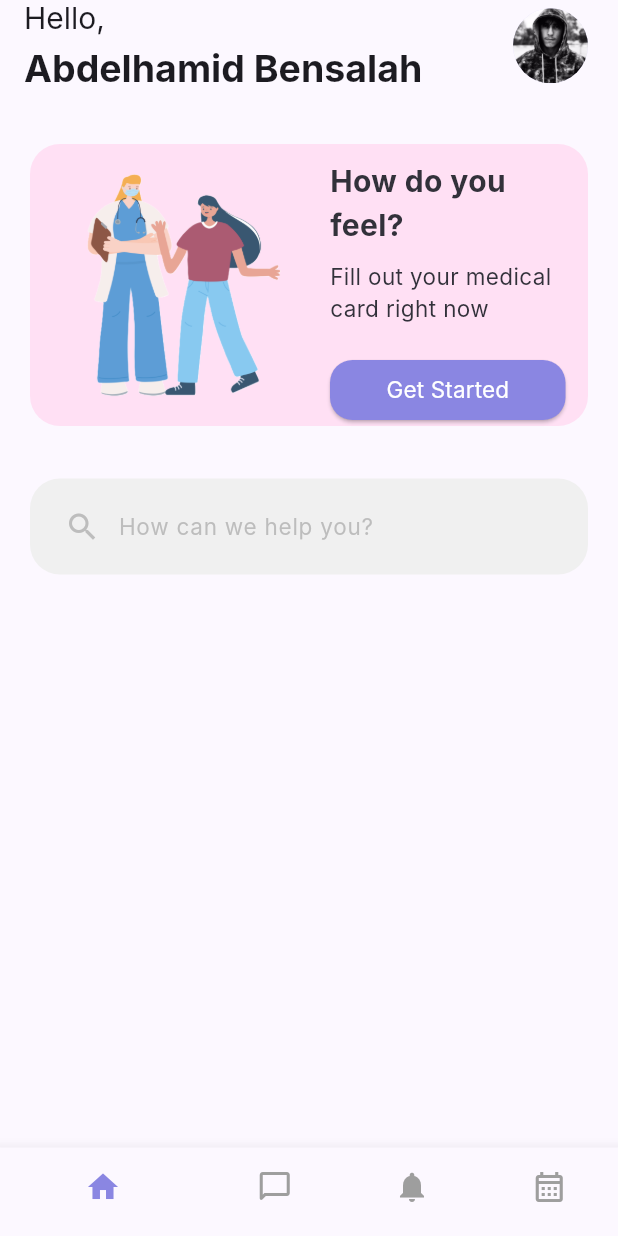
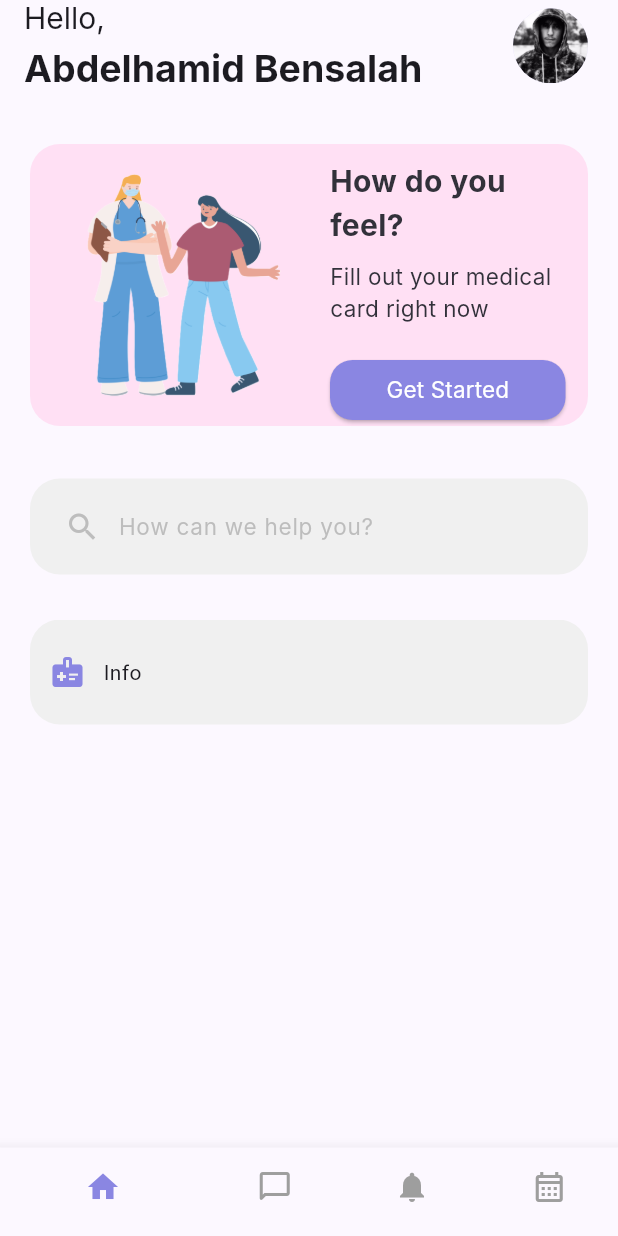
Before and after one commit to bens1001/medical_app_ui, a Flutter app: the screen it shows after launch, on a phone screen of 412 x 824 dp. Run offline on Flutter 3.47's test engine with Material 3 defaults, Android fonts, the phone set to English and light mode, and no system bars; our stand-ins replace get; Roboto replaces fonts that are missing (Inter).

Commit message:
make home screen ( pageview containers )

```diff
--- a/lib/modules/home/view.dart
+++ b/lib/modules/home/view.dart
@@ -3,6 +3,7 @@
 import 'package:medical_app_ui/modules/home/widgets/appbar_title.dart';
 import 'package:medical_app_ui/modules/home/widgets/bottom_nav_bar.dart';
 import 'package:medical_app_ui/modules/home/widgets/get_started_container.dart';
+import 'package:medical_app_ui/modules/home/widgets/pageview_containers.dart';
 import 'package:medical_app_ui/modules/home/widgets/search_bar_container.dart';
 
 class HomeScreen extends StatelessWidget {
@@ -30,6 +31,7 @@
           children: [
             GetStartedContainer(),
             SearchBarContainer(),
+            PageviewContainers(),
           ],
         ),
       ),
--- /dev/null
+++ b/lib/modules/home/widgets/pageview_container.dart
@@ -0,0 +1,40 @@
+import 'package:flutter/cupertino.dart';
+import 'package:flutter/material.dart';
+import 'package:flutter/widgets.dart';
+
+class PageviewContainer extends StatelessWidget {
+  final IconData icon;
+  final String text;
+
+  PageviewContainer({
+    super.key,
+    required IconData this.icon,
+    required String this.text,
+  });
+  @override
+  Widget build(BuildContext context) {
+    return Container(
+      padding: const EdgeInsets.only(left: 5, right: 5),
+      decoration: BoxDecoration(
+        borderRadius: BorderRadius.circular(20),
+        color: const Color.fromARGB(255, 240, 240, 240),
+      ),
+      width: double.infinity,
+      child: Padding(
+        padding: const EdgeInsets.all(8),
+        child: Row(
+          children: [
+            Icon(
+              icon,
+              color: const Color.fromARGB(255, 138, 134, 226),
+            ),
+            const SizedBox(
+              width: 12,
+            ),
+            Text(text),
+          ],
+        ),
+      ),
+    );
+  }
+}
--- /dev/null
+++ b/lib/modules/home/widgets/pageview_containers.dart
@@ -0,0 +1,35 @@
+import 'package:flutter/material.dart';
+import 'package:medical_app_ui/modules/home/widgets/pageview_container.dart';
+
+class PageviewContainers extends StatelessWidget {
+  const PageviewContainers({super.key});
+
+  @override
+  Widget build(BuildContext context) {
+    return Container(
+      padding: EdgeInsets.only(top: 30),
+      height: 100,
+      child: PageView(
+        scrollDirection: Axis.horizontal,
+        children: [
+          PageviewContainer(
+            icon: Icons.medical_information,
+            text: 'Info',
+          ),
+          PageviewContainer(
+            icon: Icons.surfing_outlined,
+            text: 'Surf',
+          ),
+          PageviewContainer(
+            icon: Icons.apple_outlined,
+            text: 'Apple',
+          ),
+          PageviewContainer(
+            icon: Icons.public_sharp,
+            text: 'Earth',
+          ),
+        ],
+      ),
+    );
+  }
+}
```
